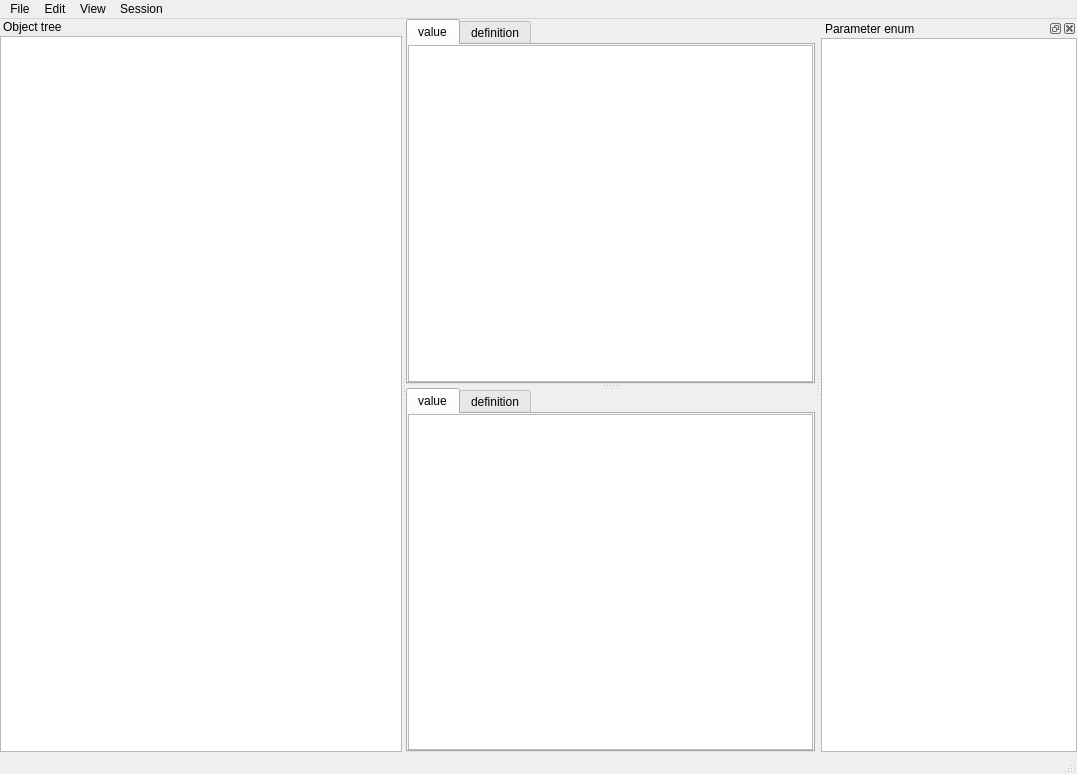
spine-tools/Spine-Toolbox, file spinetoolbox/ui/tree_view_form.ui: the form before one commit.
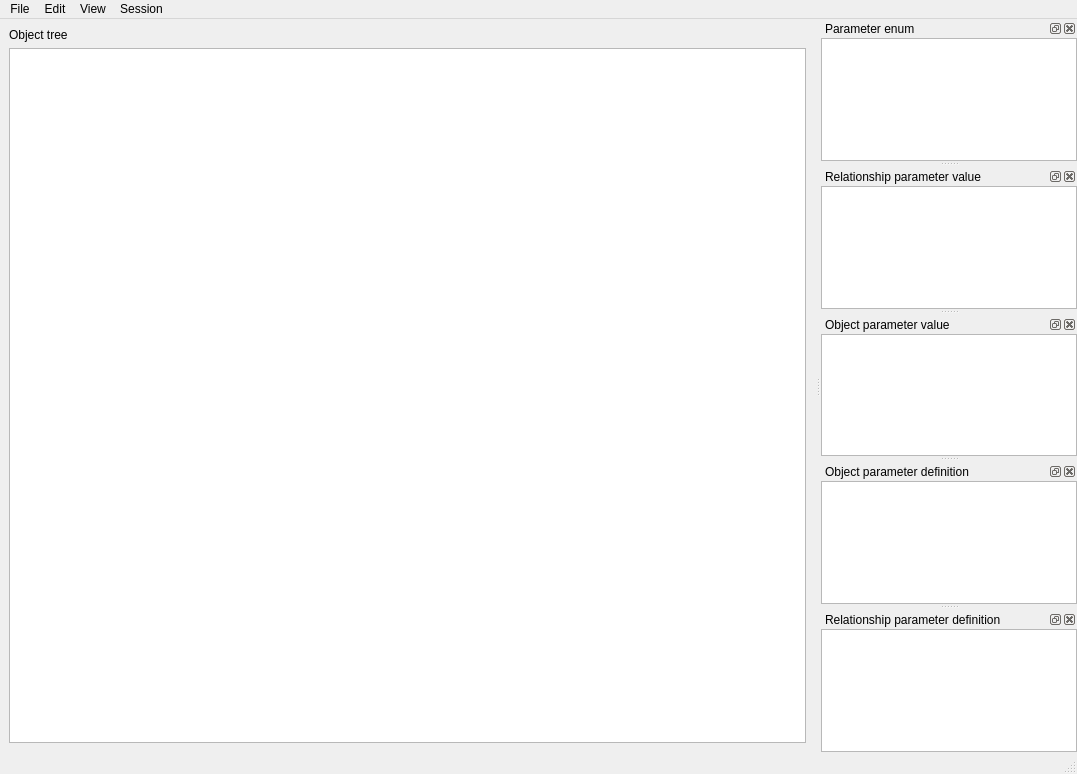
The form after the commit. Icons and pictures are not drawn. Custom widgets are drawn as their Qt base class.

Commit message: Issue #253 updated: use DockWidgets to better manage space in both tree view and graph view forms.

```diff
--- a/spinetoolbox/ui/tree_view_form.ui
+++ b/spinetoolbox/ui/tree_view_form.ui
@@ -29,484 +29,45 @@
    <enum>Qt::LeftToRight</enum>
   </property>
   <widget class="QWidget" name="centralwidget">
-   <layout class="QVBoxLayout" name="verticalLayout_2">
-    <property name="spacing">
-     <number>0</number>
-    </property>
-    <property name="leftMargin">
-     <number>0</number>
-    </property>
-    <property name="topMargin">
-     <number>0</number>
-    </property>
-    <property name="rightMargin">
-     <number>0</number>
-    </property>
-    <property name="bottomMargin">
-     <number>0</number>
-    </property>
+   <layout class="QVBoxLayout" name="verticalLayout_7">
     <item>
-     <widget class="QSplitter" name="splitter_tree_parameter">
-      <property name="orientation">
-       <enum>Qt::Horizontal</enum>
-      </property>
-      <widget class="QWidget" name="layoutWidget">
-       <layout class="QVBoxLayout" name="verticalLayout_tree">
-        <property name="spacing">
-         <number>0</number>
+     <layout class="QVBoxLayout" name="verticalLayout_2">
+      <item>
+       <widget class="QLabel" name="label_object_tree">
+        <property name="text">
+         <string>Object tree</string>
         </property>
-        <property name="leftMargin">
-         <number>0</number>
+       </widget>
+      </item>
+      <item>
+       <widget class="ObjectTreeView" name="treeView_object">
+        <property name="sizePolicy">
+         <sizepolicy hsizetype="Expanding" vsizetype="Expanding">
+          <horstretch>1</horstretch>
+          <verstretch>0</verstretch>
+         </sizepolicy>
         </property>
-        <property name="topMargin">
-         <number>0</number>
+        <property name="contextMenuPolicy">
+         <enum>Qt::CustomContextMenu</enum>
         </property>
-        <property name="rightMargin">
-         <number>0</number>
+        <property name="accessibleName">
+         <string>object tree</string>
         </property>
-        <property name="bottomMargin">
-         <number>0</number>
+        <property name="editTriggers">
+         <set>QAbstractItemView::EditKeyPressed</set>
         </property>
-        <item>
-         <layout class="QHBoxLayout" name="horizontalLayout_4">
-          <property name="spacing">
-           <number>0</number>
-          </property>
-          <property name="leftMargin">
-           <number>3</number>
-          </property>
-          <property name="topMargin">
-           <number>1</number>
-          </property>
-          <property name="rightMargin">
-           <number>0</number>
-          </property>
-          <property name="bottomMargin">
-           <number>2</number>
-          </property>
-          <item>
-           <widget class="QLabel" name="label_object_tree">
-            <property name="text">
-             <string>Object tree</string>
-            </property>
-           </widget>
-          </item>
-         </layout>
-        </item>
-        <item>
-         <widget class="ObjectTreeView" name="treeView_object">
-          <property name="sizePolicy">
-           <sizepolicy hsizetype="Expanding" vsizetype="Expanding">
-            <horstretch>1</horstretch>
-            <verstretch>0</verstretch>
-           </sizepolicy>
-          </property>
-          <property name="contextMenuPolicy">
-           <enum>Qt::CustomContextMenu</enum>
-          </property>
-          <property name="accessibleName">
-           <string>object tree</string>
-          </property>
-          <property name="editTriggers">
-           <set>QAbstractItemView::EditKeyPressed</set>
-          </property>
-          <property name="selectionMode">
-           <enum>QAbstractItemView::ExtendedSelection</enum>
-          </property>
-          <property name="iconSize">
-           <size>
-            <width>20</width>
-            <height>20</height>
-           </size>
-          </property>
-         </widget>
-        </item>
-       </layout>
-      </widget>
-      <widget class="QWidget" name="verticalLayoutWidget_5">
-       <layout class="QVBoxLayout" name="verticalLayout_parameter">
-        <property name="spacing">
-         <number>0</number>
+        <property name="selectionMode">
+         <enum>QAbstractItemView::ExtendedSelection</enum>
         </property>
-        <item>
-         <widget class="QSplitter" name="splitter">
-          <property name="orientation">
-           <enum>Qt::Vertical</enum>
-          </property>
-          <widget class="QWidget" name="verticalLayoutWidget_3">
-           <layout class="QVBoxLayout" name="verticalLayout_10">
-            <property name="spacing">
-             <number>0</number>
-            </property>
-            <property name="leftMargin">
-             <number>0</number>
-            </property>
-            <property name="topMargin">
-             <number>0</number>
-            </property>
-            <property name="rightMargin">
-             <number>0</number>
-            </property>
-            <property name="bottomMargin">
-             <number>0</number>
-            </property>
-            <item>
-             <widget class="QTabWidget" name="tabWidget_object_parameter">
-              <property name="sizePolicy">
-               <sizepolicy hsizetype="Expanding" vsizetype="Expanding">
-                <horstretch>2</horstretch>
-                <verstretch>0</verstretch>
-               </sizepolicy>
-              </property>
-              <property name="font">
-               <font>
-                <weight>50</weight>
-                <bold>false</bold>
-               </font>
-              </property>
-              <property name="contextMenuPolicy">
-               <enum>Qt::CustomContextMenu</enum>
-              </property>
-              <property name="accessibleName">
-               <string/>
-              </property>
-              <property name="layoutDirection">
-               <enum>Qt::LeftToRight</enum>
-              </property>
-              <property name="tabPosition">
-               <enum>QTabWidget::North</enum>
-              </property>
-              <property name="currentIndex">
-               <number>0</number>
-              </property>
-              <property name="tabBarAutoHide">
-               <bool>false</bool>
-              </property>
-              <widget class="QWidget" name="tab_object_parameter_value">
-               <attribute name="title">
-                <string>value</string>
-               </attribute>
-               <layout class="QVBoxLayout" name="verticalLayout_4">
-                <property name="spacing">
-                 <number>0</number>
-                </property>
-                <property name="leftMargin">
-                 <number>0</number>
-                </property>
-                <property name="topMargin">
-                 <number>0</number>
-                </property>
-                <property name="rightMargin">
-                 <number>0</number>
-                </property>
-                <property name="bottomMargin">
-                 <number>0</number>
-                </property>
-                <item>
-                 <widget class="AutoFilterCopyPasteTableView" name="tableView_object_parameter_value">
-                  <property name="sizePolicy">
-                   <sizepolicy hsizetype="Expanding" vsizetype="Expanding">
-                    <horstretch>2</horstretch>
-                    <verstretch>0</verstretch>
-                   </sizepolicy>
-                  </property>
-                  <property name="font">
-                   <font>
-                    <weight>50</weight>
-                    <bold>false</bold>
-                   </font>
-                  </property>
-                  <property name="mouseTracking">
-                   <bool>true</bool>
-                  </property>
-                  <property name="contextMenuPolicy">
-                   <enum>Qt::CustomContextMenu</enum>
-                  </property>
-                  <property name="accessibleName">
-                   <string>object parameter value</string>
-                  </property>
-                  <property name="layoutDirection">
-                   <enum>Qt::LeftToRight</enum>
-                  </property>
-                  <property name="tabKeyNavigation">
-                   <bool>false</bool>
-                  </property>
-                  <property name="selectionBehavior">
-                   <enum>QAbstractItemView::SelectItems</enum>
-                  </property>
-                  <property name="sortingEnabled">
-                   <bool>false</bool>
-                  </property>
-                  <property name="wordWrap">
-                   <bool>false</bool>
-                  </property>
-                  <attribute name="horizontalHeaderHighlightSections">
-                   <bool>false</bool>
-                  </attribute>
-                  <attribute name="verticalHeaderVisible">
-                   <bool>false</bool>
-                  </attribute>
-                  <attribute name="verticalHeaderHighlightSections">
-                   <bool>false</bool>
-                  </attribute>
-                  <attribute name="verticalHeaderMinimumSectionSize">
-                   <number>20</number>
-                  </attribute>
-                 </widget>
-                </item>
-               </layout>
-              </widget>
-              <widget class="QWidget" name="tab_object_parameter_definition">
-               <attribute name="title">
-                <string>definition</string>
-               </attribute>
-               <layout class="QVBoxLayout" name="verticalLayout_6">
-                <property name="spacing">
-                 <number>0</number>
-                </property>
-                <property name="leftMargin">
-                 <number>0</number>
-                </property>
-                <property name="topMargin">
-                 <number>0</number>
-                </property>
-                <property name="rightMargin">
-                 <number>0</number>
-                </property>
-                <property name="bottomMargin">
-                 <number>0</number>
-                </property>
-                <item>
-                 <widget class="AutoFilterCopyPasteTableView" name="tableView_object_parameter_definition">
-                  <property name="sizePolicy">
-                   <sizepolicy hsizetype="Expanding" vsizetype="Expanding">
-                    <horstretch>2</horstretch>
-                    <verstretch>0</verstretch>
-                   </sizepolicy>
-                  </property>
-                  <property name="contextMenuPolicy">
-                   <enum>Qt::CustomContextMenu</enum>
-                  </property>
-                  <property name="accessibleName">
-                   <string>object parameter definition</string>
-                  </property>
-                  <property name="layoutDirection">
-                   <enum>Qt::LeftToRight</enum>
-                  </property>
-                  <property name="tabKeyNavigation">
-                   <bool>false</bool>
-                  </property>
-                  <property name="selectionBehavior">
-                   <enum>QAbstractItemView::SelectItems</enum>
-                  </property>
-                  <property name="sortingEnabled">
-                   <bool>false</bool>
-                  </property>
-                  <property name="wordWrap">
-                   <bool>false</bool>
-                  </property>
-                  <attribute name="horizontalHeaderHighlightSections">
-                   <bool>false</bool>
-                  </attribute>
-                  <attribute name="horizontalHeaderShowSortIndicator" stdset="0">
-                   <bool>false</bool>
-                  </attribute>
-                  <attribute name="verticalHeaderVisible">
-                   <bool>false</bool>
-                  </attribute>
-                  <attribute name="verticalHeaderHighlightSections">
-                   <bool>false</bool>
-                  </attribute>
-                 </widget>
-                </item>
-               </layout>
-              </widget>
-             </widget>
-            </item>
-           </layout>
-          </widget>
-          <widget class="QWidget" name="verticalLayoutWidget_4">
-           <layout class="QVBoxLayout" name="verticalLayout_18">
-            <property name="spacing">
-             <number>0</number>
-            </property>
-            <property name="leftMargin">
-             <number>0</number>
-            </property>
-            <property name="topMargin">
-             <number>0</number>
-            </property>
-            <property name="rightMargin">
-             <number>0</number>
-            </property>
-            <item>
-             <widget class="QTabWidget" name="tabWidget_relationship_parameter">
-              <property name="enabled">
-               <bool>true</bool>
-              </property>
-              <property name="sizePolicy">
-               <sizepolicy hsizetype="Expanding" vsizetype="Expanding">
-                <horstretch>2</horstretch>
-                <verstretch>0</verstretch>
-               </sizepolicy>
-              </property>
-              <property name="font">
-               <font>
-                <weight>50</weight>
-                <bold>false</bold>
-               </font>
-              </property>
-              <property name="contextMenuPolicy">
-               <enum>Qt::CustomContextMenu</enum>
-              </property>
-              <property name="layoutDirection">
-               <enum>Qt::LeftToRight</enum>
-              </property>
-              <property name="tabPosition">
-               <enum>QTabWidget::North</enum>
-              </property>
-              <property name="currentIndex">
-               <number>0</number>
-              </property>
-              <property name="usesScrollButtons">
-               <bool>false</bool>
-              </property>
-              <widget class="QWidget" name="tab_relationship_parameter_value">
-               <attribute name="title">
-                <string>value</string>
-               </attribute>
-               <layout class="QVBoxLayout" name="verticalLayout_9">
-                <property name="spacing">
-                 <number>0</number>
-                </property>
-                <property name="leftMargin">
-                 <number>0</number>
-                </property>
-                <property name="topMargin">
-                 <number>0</number>
-                </property>
-                <property name="rightMargin">
-                 <number>0</number>
-                </property>
-                <property name="bottomMargin">
-                 <number>0</number>
-                </property>
-                <item>
-                 <widget class="AutoFilterCopyPasteTableView" name="tableView_relationship_parameter_value">
-                  <property name="sizePolicy">
-                   <sizepolicy hsizetype="Expanding" vsizetype="Expanding">
-                    <horstretch>2</horstretch>
-                    <verstretch>0</verstretch>
-                   </sizepolicy>
-                  </property>
-                  <property name="mouseTracking">
-                   <bool>true</bool>
-                  </property>
-                  <property name="contextMenuPolicy">
-                   <enum>Qt::CustomContextMenu</enum>
-                  </property>
-                  <property name="accessibleName">
-                   <string>relationship parameter value</string>
-                  </property>
-                  <property name="layoutDirection">
-                   <enum>Qt::LeftToRight</enum>
-                  </property>
-                  <property name="tabKeyNavigation">
-                   <bool>false</bool>
-                  </property>
-                  <property name="selectionBehavior">
-                   <enum>QAbstractItemView::SelectItems</enum>
-                  </property>
-                  <property name="sortingEnabled">
-                   <bool>false</bool>
-                  </property>
-                  <property name="wordWrap">
-                   <bool>false</bool>
-                  </property>
-                  <attribute name="horizontalHeaderHighlightSections">
-                   <bool>false</bool>
-                  </attribute>
-                  <attribute name="verticalHeaderVisible">
-                   <bool>false</bool>
-                  </attribute>
-                  <attribute name="verticalHeaderHighlightSections">
-                   <bool>false</bool>
-                  </attribute>
-                 </widget>
-                </item>
-               </layout>
-              </widget>
-              <widget class="QWidget" name="tab_relationship_parameter_definition">
-               <attribute name="title">
-                <string>definition</string>
-               </attribute>
-               <layout class="QVBoxLayout" name="verticalLayout_8">
-                <property name="spacing">
-                 <number>0</number>
-                </property>
-                <property name="leftMargin">
-                 <number>0</number>
-                </property>
-                <property name="topMargin">
-                 <number>0</number>
-                </property>
-                <property name="rightMargin">
-                 <number>0</number>
-                </property>
-                <property name="bottomMargin">
-                 <number>0</number>
-                </property>
-                <item>
-                 <widget class="AutoFilterCopyPasteTableView" name="tableView_relationship_parameter_definition">
-                  <property name="sizePolicy">
-                   <sizepolicy hsizetype="Expanding" vsizetype="Expanding">
-                    <horstretch>2</horstretch>
-                    <verstretch>0</verstretch>
-                   </sizepolicy>
-                  </property>
-                  <property name="contextMenuPolicy">
-                   <enum>Qt::CustomContextMenu</enum>
-                  </property>
-                  <property name="accessibleName">
-                   <string>relationship parameter definition</string>
-                  </property>
-                  <property name="layoutDirection">
-                   <enum>Qt::LeftToRight</enum>
-                  </property>
-                  <property name="tabKeyNavigation">
-                   <bool>false</bool>
-                  </property>
-                  <property name="selectionBehavior">
-                   <enum>QAbstractItemView::SelectItems</enum>
-                  </property>
-                  <property name="sortingEnabled">
-                   <bool>false</bool>
-                  </property>
-                  <property name="wordWrap">
-                   <bool>false</bool>
-                  </property>
-                  <attribute name="horizontalHeaderHighlightSections">
-                   <bool>false</bool>
-                  </attribute>
-                  <attribute name="verticalHeaderVisible">
-                   <bool>false</bool>
-                  </attribute>
-                  <attribute name="verticalHeaderHighlightSections">
-                   <bool>false</bool>
-                  </attribute>
-                 </widget>
-                </item>
-               </layout>
-              </widget>
-             </widget>
-            </item>
-           </layout>
-          </widget>
-         </widget>
-        </item>
-       </layout>
-      </widget>
-     </widget>
+        <property name="iconSize">
+         <size>
+          <width>20</width>
+          <height>20</height>
+         </size>
+        </property>
+       </widget>
+      </item>
+     </layout>
     </item>
    </layout>
   </widget>
@@ -627,6 +188,292 @@
     </layout>
    </widget>
   </widget>
+  <widget class="QDockWidget" name="dockWidget_relationship_parameter_value">
+   <property name="windowTitle">
+    <string>Relationship parameter value</string>
+   </property>
+   <attribute name="dockWidgetArea">
+    <number>2</number>
+   </attribute>
+   <widget class="QWidget" name="dockWidgetContents_2">
+    <layout class="QVBoxLayout" name="verticalLayout_5">
+     <property name="spacing">
+      <number>0</number>
+     </property>
+     <property name="leftMargin">
+      <number>0</number>
+     </property>
+     <property name="topMargin">
+      <number>0</number>
+     </property>
+     <property name="rightMargin">
+      <number>0</number>
+     </property>
+     <property name="bottomMargin">
+      <number>0</number>
+     </property>
+     <item>
+      <widget class="AutoFilterCopyPasteTableView" name="tableView_relationship_parameter_value">
+       <property name="sizePolicy">
+        <sizepolicy hsizetype="Expanding" vsizetype="Expanding">
+         <horstretch>2</horstretch>
+         <verstretch>0</verstretch>
+        </sizepolicy>
+       </property>
+       <property name="mouseTracking">
+        <bool>true</bool>
+       </property>
+       <property name="contextMenuPolicy">
+        <enum>Qt::CustomContextMenu</enum>
+       </property>
+       <property name="accessibleName">
+        <string>relationship parameter value</string>
+       </property>
+       <property name="layoutDirection">
+        <enum>Qt::LeftToRight</enum>
+       </property>
+       <property name="tabKeyNavigation">
+        <bool>false</bool>
+       </property>
+       <property name="selectionBehavior">
+        <enum>QAbstractItemView::SelectItems</enum>
+       </property>
+       <property name="sortingEnabled">
+        <bool>false</bool>
+       </property>
+       <property name="wordWrap">
+        <bool>false</bool>
+       </property>
+       <attribute name="horizontalHeaderHighlightSections">
+        <bool>false</bool>
+       </attribute>
+       <attribute name="verticalHeaderVisible">
+        <bool>false</bool>
+       </attribute>
+       <attribute name="verticalHeaderHighlightSections">
+        <bool>false</bool>
+       </attribute>
+      </widget>
+     </item>
+    </layout>
+   </widget>
+  </widget>
+  <widget class="QDockWidget" name="dockWidget_object_parameter_value">
+   <property name="windowTitle">
+    <string>Object parameter value</string>
+   </property>
+   <attribute name="dockWidgetArea">
+    <number>2</number>
+   </attribute>
+   <widget class="QWidget" name="dockWidgetContents_3">
+    <layout class="QVBoxLayout" name="verticalLayout_3">
+     <property name="spacing">
+      <number>0</number>
+     </property>
+     <property name="leftMargin">
+      <number>0</number>
+     </property>
+     <property name="topMargin">
+      <number>0</number>
+     </property>
+     <property name="rightMargin">
+      <number>0</number>
+     </property>
+     <property name="bottomMargin">
+      <number>0</number>
+     </property>
+     <item>
+      <widget class="AutoFilterCopyPasteTableView" name="tableView_object_parameter_value">
+       <property name="sizePolicy">
+        <sizepolicy hsizetype="Expanding" vsizetype="Expanding">
+         <horstretch>2</horstretch>
+         <verstretch>0</verstretch>
+        </sizepolicy>
+       </property>
+       <property name="font">
+        <font>
+         <weight>50</weight>
+         <bold>false</bold>
+        </font>
+       </property>
+       <property name="mouseTracking">
+        <bool>true</bool>
+       </property>
+       <property name="contextMenuPolicy">
+        <enum>Qt::CustomContextMenu</enum>
+       </property>
+       <property name="accessibleName">
+        <string>object parameter value</string>
+       </property>
+       <property name="layoutDirection">
+        <enum>Qt::LeftToRight</enum>
+       </property>
+       <property name="tabKeyNavigation">
+        <bool>false</bool>
+       </property>
+       <property name="selectionBehavior">
+        <enum>QAbstractItemView::SelectItems</enum>
+       </property>
+       <property name="sortingEnabled">
+        <bool>false</bool>
+       </property>
+       <property name="wordWrap">
+        <bool>false</bool>
+       </property>
+       <attribute name="horizontalHeaderHighlightSections">
+        <bool>false</bool>
+       </attribute>
+       <attribute name="verticalHeaderVisible">
+        <bool>false</bool>
+       </attribute>
+       <attribute name="verticalHeaderHighlightSections">
+        <bool>false</bool>
+       </attribute>
+       <attribute name="verticalHeaderMinimumSectionSize">
+        <number>20</number>
+       </attribute>
+      </widget>
+     </item>
+    </layout>
+   </widget>
+  </widget>
+  <widget class="QDockWidget" name="dockWidget_object_parameter_definition">
+   <property name="windowTitle">
+    <string>Object parameter definition</string>
+   </property>
+   <attribute name="dockWidgetArea">
+    <number>2</number>
+   </attribute>
+   <widget class="QWidget" name="dockWidgetContents_4">
+    <layout class="QVBoxLayout" name="verticalLayout_8">
+     <property name="spacing">
+      <number>0</number>
+     </property>
+     <property name="leftMargin">
+      <number>0</number>
+     </property>
+     <property name="topMargin">
+      <number>0</number>
+     </property>
+     <property name="rightMargin">
+      <number>0</number>
+     </property>
+     <property name="bottomMargin">
+      <number>0</number>
+     </property>
+     <item>
+      <widget class="AutoFilterCopyPasteTableView" name="tableView_object_parameter_definition">
+       <property name="sizePolicy">
+        <sizepolicy hsizetype="Expanding" vsizetype="Expanding">
+         <horstretch>2</horstretch>
+         <verstretch>0</verstretch>
+        </sizepolicy>
+       </property>
+       <property name="contextMenuPolicy">
+        <enum>Qt::CustomContextMenu</enum>
+       </property>
+       <property name="accessibleName">
+        <string>object parameter definition</string>
+       </property>
+       <property name="layoutDirection">
+        <enum>Qt::LeftToRight</enum>
+       </property>
+       <property name="tabKeyNavigation">
+        <bool>false</bool>
+       </property>
+       <property name="selectionBehavior">
+        <enum>QAbstractItemView::SelectItems</enum>
+       </property>
+       <property name="sortingEnabled">
+        <bool>false</bool>
+       </property>
+       <property name="wordWrap">
+        <bool>false</bool>
+       </property>
+       <attribute name="horizontalHeaderHighlightSections">
+        <bool>false</bool>
+       </attribute>
+       <attribute name="horizontalHeaderShowSortIndicator" stdset="0">
+        <bool>false</bool>
+       </attribute>
+       <attribute name="verticalHeaderVisible">
+        <bool>false</bool>
+       </attribute>
+       <attribute name="verticalHeaderHighlightSections">
+        <bool>false</bool>
+       </attribute>
+      </widget>
+     </item>
+    </layout>
+   </widget>
+  </widget>
+  <widget class="QDockWidget" name="dockWidget_relationship_parameter_definition">
+   <property name="windowTitle">
+    <string>Relationship parameter definition</string>
+   </property>
+   <attribute name="dockWidgetArea">
+    <number>2</number>
+   </attribute>
+   <widget class="QWidget" name="dockWidgetContents_5">
+    <layout class="QVBoxLayout" name="verticalLayout_10">
+     <property name="spacing">
+      <number>0</number>
+     </property>
+     <property name="leftMargin">
+      <number>0</number>
+     </property>
+     <property name="topMargin">
+      <number>0</number>
+     </property>
+     <property name="rightMargin">
+      <number>0</number>
+     </property>
+     <property name="bottomMargin">
+      <number>0</number>
+     </property>
+     <item>
+      <widget class="AutoFilterCopyPasteTableView" name="tableView_relationship_parameter_definition">
+       <property name="sizePolicy">
+        <sizepolicy hsizetype="Expanding" vsizetype="Expanding">
+         <horstretch>2</horstretch>
+         <verstretch>0</verstretch>
+        </sizepolicy>
+       </property>
+       <property name="contextMenuPolicy">
+        <enum>Qt::CustomContextMenu</enum>
+       </property>
+       <property name="accessibleName">
+        <string>relationship parameter definition</string>
+       </property>
+       <property name="layoutDirection">
+        <enum>Qt::LeftToRight</enum>
+       </property>
+       <property name="tabKeyNavigation">
+        <bool>false</bool>
+       </property>
+       <property name="selectionBehavior">
+        <enum>QAbstractItemView::SelectItems</enum>
+       </property>
+       <property name="sortingEnabled">
+        <bool>false</bool>
+       </property>
+       <property name="wordWrap">
+        <bool>false</bool>
+       </property>
+       <attribute name="horizontalHeaderHighlightSections">
+        <bool>false</bool>
+       </attribute>
+       <attribute name="verticalHeaderVisible">
+        <bool>false</bool>
+       </attribute>
+       <attribute name="verticalHeaderHighlightSections">
+        <bool>false</bool>
+       </attribute>
+      </widget>
+     </item>
+    </layout>
+   </widget>
+  </widget>
   <action name="actionCommit">
    <property name="enabled">
     <bool>false</bool>
```
Left out of the diff: 6 changed lines with no effect on the pictures. The commit also changes 4 other files.
